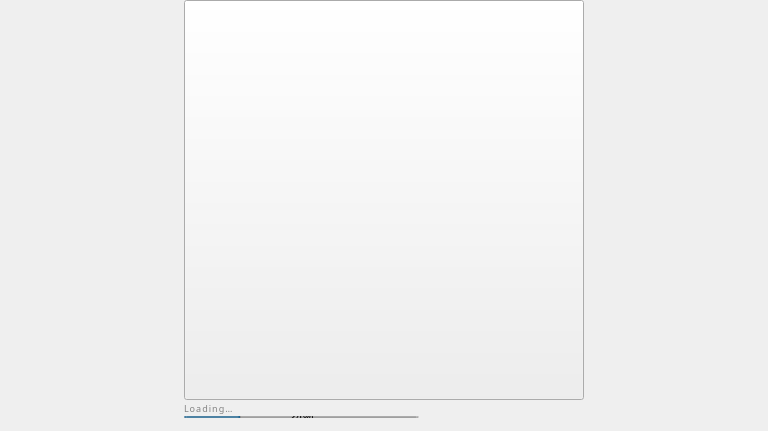
First picture: the form in src/qt/pivx/forms/splash.ui, repository decenomy/DSW, before the edit.
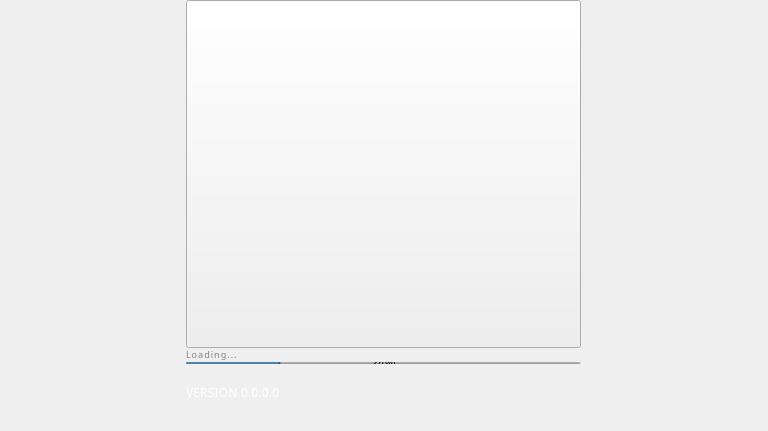
Second picture: the form after the edit.

```diff
--- a/src/qt/pivx/forms/splash.ui
+++ b/src/qt/pivx/forms/splash.ui
@@ -86,8 +86,8 @@
       								name="imgLogo">
 								<property name="minimumSize">
 									<size>
-										<width>400</width>
-										<height>400</height>
+										<width>395</width>
+										<height>348</height>
 									</size>
 								</property>
 								<property name="focusPolicy">
@@ -98,95 +98,11 @@
 								</property>
 								<property name="iconSize">
 									<size>
-										<width>210</width>
-										<height>149</height>
+										<width>395</width>
+										<height>348</height>
 									</size>
 								</property>
 							</widget>
-						</item>
-						<item>
-							<spacer name="horizontalSpacer_1">
-								<property name="orientation">
-									<enum>Qt::Vertical</enum>
-								</property>
-								<property name="sizeType">
-									<enum>QSizePolicy::Fixed</enum>
-								</property>
-								<property name="sizeHint"
-        									stdset="0">
-									<size>
-										<width>40</width>
-										<height>19</height>
-									</size>
-								</property>
-							</spacer>
-						</item>
-						<item>
-							<widget class="QLabel"
-      								name="lblLogo">
-								<property name="geometry">
-									<rect>
-										<x>0</x>
-										<y>0</y>
-										<width>235</width>
-										<height>45</height>
-									</rect>
-								</property>
-								<property name="sizePolicy">
-									<sizepolicy hsizetype="Maximum"
-          										vsizetype="Maximum">
-										<horstretch>0</horstretch>
-										<verstretch>0</verstretch>
-									</sizepolicy>
-								</property>
-								<property name="minimumSize">
-									<size>
-										<width>0</width>
-										<height>0</height>
-									</size>
-								</property>
-								<property name="maximumSize">
-									<size>
-										<width>235</width>
-										<height>45</height>
-									</size>
-								</property>
-								<property name="styleSheet">
-									<string notr="true">
-										height: 45px;
-										width: 235px;
-										color: #ED1C24;
-										font-family: "Montserrat Medium";
-										font-size: 37px;
-										letter-spacing: 4.81px;
-										line-height: 45px;
-										text-align: right;
-									</string>
-								</property>
-								<property name="text">
-									<string></string>
-								</property>
-								<property name="alignment">
-									<set>Qt::AlignTop|Qt::AlignHCenter</set>
-								</property>
-							</widget>
-						</item>
-						<item>
-							<spacer name="horizontalSpacer_1">
-								<property name="orientation">
-									<enum>Qt::Vertical</enum>
-								</property>
-								<property name="sizeType">
-									<enum>QSizePolicy::Fixed</enum>
-								</property>
-								<property name="sizeHint"
-        									stdset="0">
-									<size>
-										<width>40</width>
-										<height>9</height>
-									</size>
-								</property>
-							</spacer>
 						</item>
 						<item>
 							<widget class="QWidget"
@@ -194,13 +110,13 @@
       								native="true">
 								<property name="minimumSize">
 									<size>
-										<width>235</width>
+										<width>395</width>
 										<height>12</height>
 									</size>
 								</property>
 								<property name="maximumSize">
 									<size>
-										<width>235</width>
+										<width>395</width>
 										<height>12</height>
 									</size>
 								</property>
@@ -210,7 +126,7 @@
 										<rect>
 											<x>0</x>
 											<y>0</y>
-											<width>235</width>
+											<width>395</width>
 											<height>12</height>
 										</rect>
 									</property>
@@ -245,7 +161,7 @@
 										</string>
 									</property>
 									<property name="text">
-										<string>Loading…</string>
+										<string>Loading...</string>
 									</property>
 									<property name="alignment">
 										<set>Qt::AlignTop|Qt::AlignLeft</set>
@@ -259,13 +175,13 @@
       								native="true">
 								<property name="minimumSize">
 									<size>
-										<width>235</width>
+										<width>395</width>
 										<height>4</height>
 									</size>
 								</property>
 								<property name="maximumSize">
 									<size>
-										<width>235</width>
+										<width>395</width>
 										<height>4</height>
 									</size>
 								</property>
@@ -309,7 +225,7 @@
         									stdset="0">
 									<size>
 										<width>40</width>
-										<height>86</height>
+										<height>20</height>
 									</size>
 								</property>
 							</spacer>
@@ -348,7 +264,7 @@
 									<string notr="true">
 										height: 16px;
 										width: 85px;
-										color: #242424;
+										color: #FFFFFF;
 										font-family: Nunito;
 										font-size: 12px;
 										letter-spacing: 0.2px;
@@ -357,10 +273,10 @@
 									</string>
 								</property>
 								<property name="text">
-									<string>VERSION 2.0.0.0</string>
+									<string>VERSION 0.0.0.0</string>
 								</property>
 								<property name="alignment">
-									<set>Qt::AlignTop|Qt::AlignHCenter</set>
+									<set>Qt::AlignTop|Qt::AlignLeft</set>
 								</property>
 							</widget>
 						</item>
```
